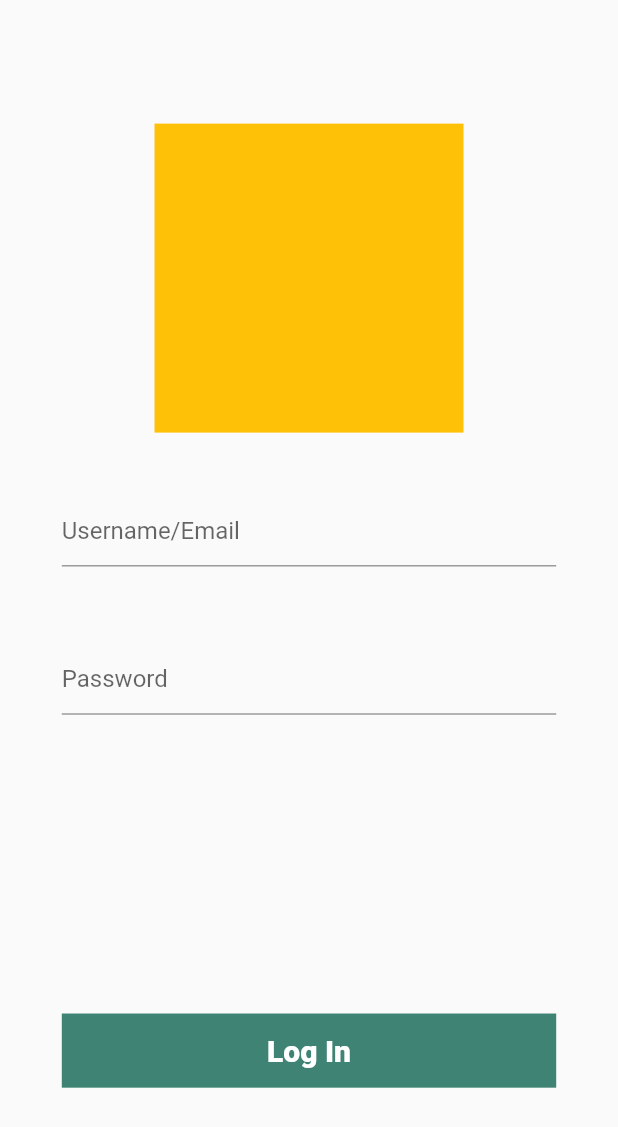
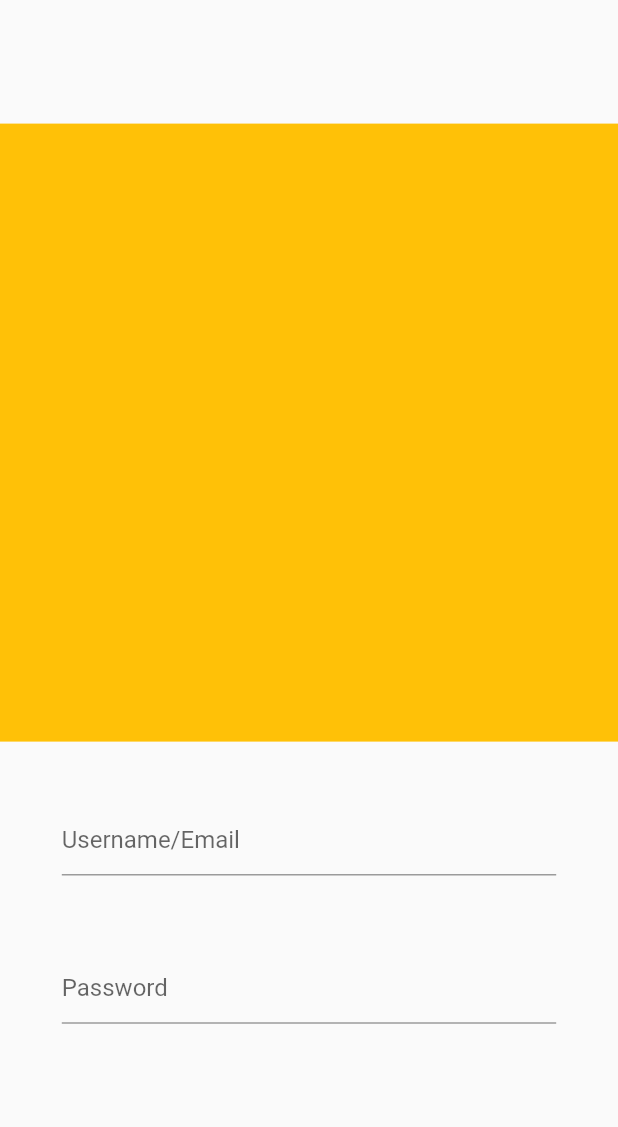
Before and after one commit to LI-Jialu/CUHK_Treasure_Hunt, a Flutter app: the screen it shows after launch, on a phone screen of 412 x 824 dp. Shown: the top 1127 px of the screen. Run offline on Flutter 3.47's test engine with Material 2 defaults, Android fonts, the phone set to English and light mode, and no system bars; accounts and stored records are empty; statements that could not run were skipped.

Commit message:
Merge branch 'master' of /Users/h.t.tse/AndroidStudioProjects/CUHK_Treasure_Hunt with conflicts.

```diff
--- a/lib/screens/login_screen.dart
+++ b/lib/screens/login_screen.dart
@@ -7,10 +7,14 @@ String username;
 String password;
 
 class LoginScreen extends StatelessWidget {
+
   @override
-  static String id = 'LoginScreen';
+  static String id = '/LoginScreen';
+
   Widget build(BuildContext context) {
-    SizeConfig().init(context); //initialize the size config object so all sizes can be adjusted
+
+    SizeConfig().init(context);
+
     return Scaffold(
       resizeToAvoidBottomPadding: false,  //to avoid the bottom pixel overflow
       body: SafeArea(
@@ -22,8 +26,8 @@ class LoginScreen extends StatelessWidget {
                 height: SizeConfig.safeBlockVertical*10,
               ),
               Container(
-                height: SizeConfig.safeBlockHorizontal*50,
-                width: SizeConfig.safeBlockHorizontal*50,
+                height: SizeConfig.safeBlockVertical*50,
+                width: SizeConfig.safeBlockVertical*50,
                 color: Colors.amber,
               ),
               SizedBox(
@@ -70,7 +74,7 @@ class LoginScreen extends StatelessWidget {
                 height: SizeConfig.safeBlockVertical*20,
               ),
               Container(
-                color: klogin_button_color,
+                color: kloginbuttoncolor,
                 width: SizeConfig.safeBlockHorizontal*80,
                 height: SizeConfig.safeBlockVertical*6,
                 child: GestureDetector(
@@ -81,7 +85,7 @@ class LoginScreen extends StatelessWidget {
                     );
                   },
                   child: Center(
-                      child: Text('Log In', style: klogin_button_text,)),
+                      child: Text('Log In', style: kloginbuttontext,)),
                 ),
               ),
             ],
```
Also changed, not shown: pubspec.lock.
